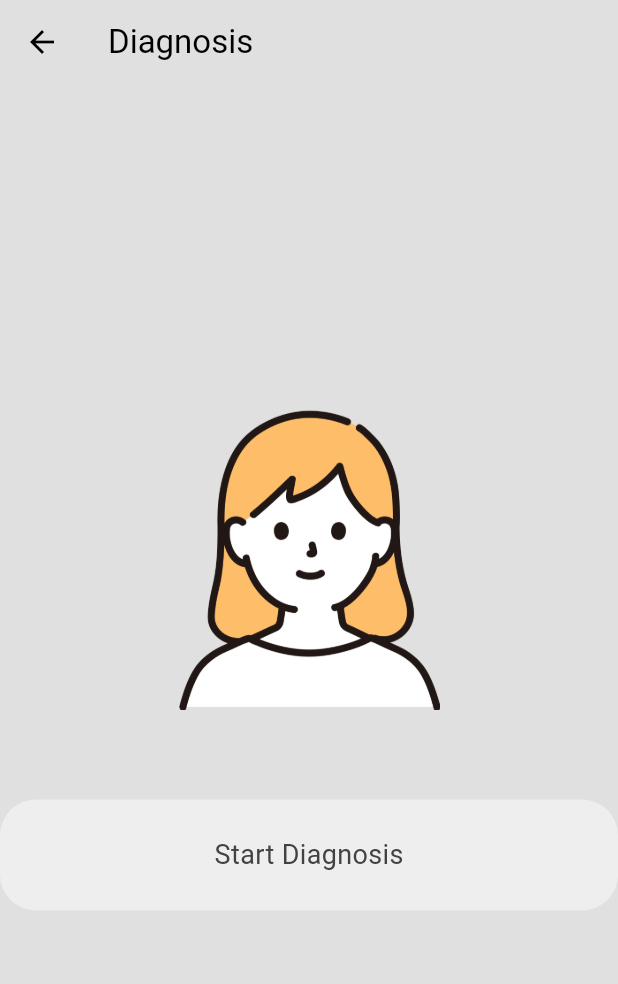
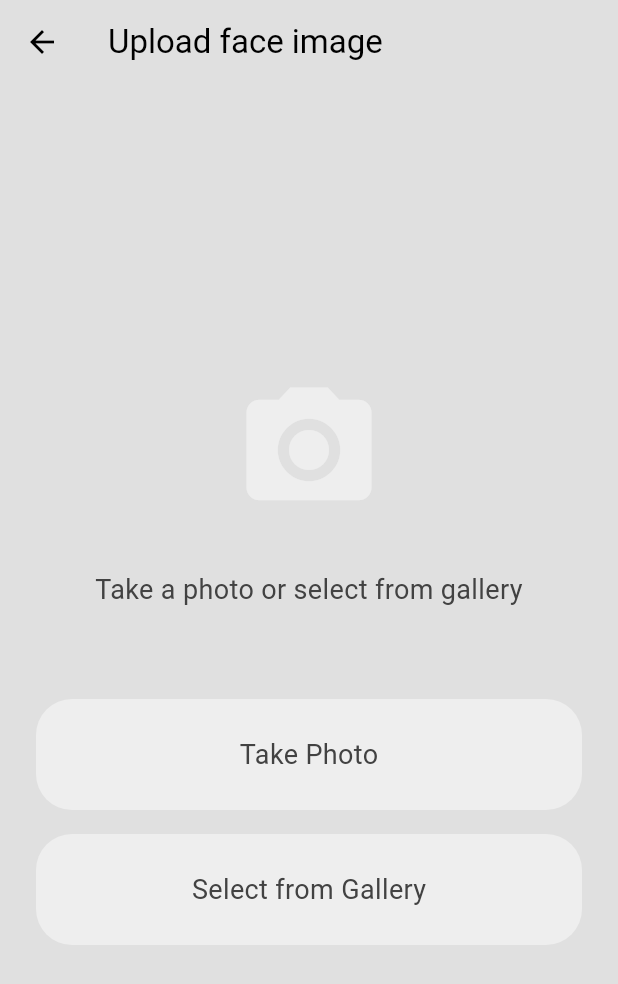
Before and after one commit to Shivansh722/reme, a Flutter app: the DiagnosisView screen opened directly, after a tap on "Start Diagnosis", on a phone screen of 412 x 824 dp. Shown: the top 984 px of the screen. Run offline on Flutter 3.47's test engine with Material 3 defaults, Android fonts, the phone set to English and light mode, and no system bars; our stand-ins replace firebase_auth, firebase_core, google_sign_in, image_picker, permission_handler; missing offline and left inert: flutter_line_sdk; accounts and stored records are empty.

Commit message:
feat: camera permission for diagnosis and image picker integrated

```diff
--- /dev/null
+++ b/reme/lib/src/features/diagnosis/views/cameraScreen.dart
@@ -0,0 +1,160 @@
+import 'dart:io';
+import 'package:flutter/material.dart';
+import 'package:image_picker/image_picker.dart';
+import 'package:permission_handler/permission_handler.dart';
+import 'package:reme/src/widgets/customButton.dart';
+
+class CameraScreen extends StatefulWidget {
+  const CameraScreen({super.key});
+
+  @override
+  State<CameraScreen> createState() => _CameraScreenState();
+}
+
+class _CameraScreenState extends State<CameraScreen> {
+  File? _image;
+  final ImagePicker _picker = ImagePicker();
+
+  Future<void> _requestPermissions() async {
+    Map<Permission, PermissionStatus> statuses = await [
+      Permission.camera,
+      Permission.photos,
+    ].request();
+
+    if (statuses[Permission.camera] != PermissionStatus.granted ||
+        statuses[Permission.photos] != PermissionStatus.granted) {
+      // Handle permission denied
+      ScaffoldMessenger.of(context).showSnackBar(
+        const SnackBar(
+          content: Text('Camera and gallery permissions are required'),
+        ),
+      );
+    }
+  }
+
+  Future<void> _takePicture() async {
+    await _requestPermissions();
+
+    final XFile? photo = await _picker.pickImage(source: ImageSource.camera);
+    if (photo != null) {
+      setState(() {
+        _image = File(photo.path);
+      });
+      _showImagePreview();
+    }
+  }
+
+  Future<void> _pickFromGallery() async {
+    await _requestPermissions();
+
+    final XFile? image = await _picker.pickImage(source: ImageSource.gallery);
+    if (image != null) {
+      setState(() {
+        _image = File(image.path);
+      });
+      _showImagePreview();
+    }
+  }
+
+  void _showImagePreview() {
+    if (_image == null) return;
+
+    showDialog(
+      context: context,
+      builder: (context) => AlertDialog(
+        title: const Text('Image Preview'),
+        content: Column(
+          mainAxisSize: MainAxisSize.min,
+          children: [
+            Image.file(
+              _image!,
+              height: 300,
+              width: 300,
+              fit: BoxFit.cover,
+            ),
+            const SizedBox(height: 16),
+            const Text('Would you like to use this image for diagnosis?'),
+          ],
+        ),
+        actions: [
+          TextButton(
+            onPressed: () {
+              Navigator.of(context).pop();
+              // Clear the selected image
+              setState(() {
+                _image = null;
+              });
+            },
+            child: const Text('Cancel'),
+          ),
+          TextButton(
+            onPressed: () {
+              Navigator.of(context).pop();
+              // Proceed with the selected image
+              // Here you would typically send the image for processing
+              _processImage();
+            },
+            child: const Text('Proceed'),
+          ),
+        ],
+      ),
+    );
+  }
+
+  void _processImage() {
+    // This is where you would send the image for processing
+    // For now, just show a snackbar indicating success
+    ScaffoldMessenger.of(context).showSnackBar(
+      const SnackBar(
+        content: Text('Image processing started...'),
+        duration: Duration(seconds: 2),
+      ),
+    );
+
+    // In a real app, you might navigate to a results screen
+    // or show a loading indicator while the image is processed
+  }
+
+  @override
+  Widget build(BuildContext context) {
+    return Scaffold(
+      backgroundColor: Theme.of(context).colorScheme.background,
+      appBar: AppBar(
+        title: const Text('Upload face image'),
+        backgroundColor: Colors.transparent,
+        elevation: 0,
+      ),
+      body: Center(
+        child: Padding(
+          padding: const EdgeInsets.symmetric(horizontal: 24.0),
+          child: Column(
+            mainAxisAlignment: MainAxisAlignment.center,
+            children: [
+              Icon(
+                Icons.camera_alt,
+                size: 100,
+                color: Theme.of(context).colorScheme.primary,
+              ),
+              const SizedBox(height: 30),
+              const Text(
+                'Take a photo or select from gallery',
+                style: TextStyle(fontSize: 18),
+                textAlign: TextAlign.center,
+              ),
+              const SizedBox(height: 60),
+              Custombutton(
+                text: 'Take Photo',
+                onTap: _takePicture,
+              ),
+              const SizedBox(height: 16),
+              Custombutton(
+                text: 'Select from Gallery',
+                onTap: _pickFromGallery,
+              ),
+            ],
+          ),
+        ),
+      ),
+    );
+  }
+}
--- a/reme/lib/src/features/diagnosis/views/diagnosisView.dart
+++ b/reme/lib/src/features/diagnosis/views/diagnosisView.dart
@@ -1,23 +1,19 @@
 import 'package:flutter/material.dart';
 import 'package:reme/src/widgets/customButton.dart';
+import 'package:reme/src/features/diagnosis/views/cameraScreen.dart';
 
 class DiagnosisView extends StatelessWidget {
   const DiagnosisView({super.key});
 
-
-  // // Method to handle camera diagnosis
-  // void cameraDiagnosis() {
-  //   // For now, this is a placeholder for camera functionality
-  //   // You should create a CameraScreen widget and import it
-  //   debugPrint('Opening camera for diagnosis');
-
-  //   // Navigate to camera screen
-  //   Navigator.of(context).push(
-  //     MaterialPageRoute(
-  //     builder: (context) => const CameraScreen(), // Create this widget
-  //     ),
-  //   );
-  // }
+  // Method to handle camera diagnosis
+  void cameraDiagnosis(BuildContext context) {
+    // Navigate to camera screen
+    Navigator.of(context).push(
+      MaterialPageRoute(
+        builder: (context) => const CameraScreen(),
+      ),
+    );
+  }
 
   @override
   Widget build(BuildContext context) {
@@ -28,7 +24,9 @@ class DiagnosisView extends StatelessWidget {
         backgroundColor: Colors.transparent,
         elevation: 0,
       ),
-      body: Center(
+      body: Stack(
+        children: [
+          Center(
             child: Column(
               mainAxisAlignment: MainAxisAlignment.center,
               children: [
@@ -38,10 +36,24 @@ class DiagnosisView extends StatelessWidget {
                   height: 200,
                 ),
                 const SizedBox(height: 60),
-
-          Custombutton(text: 'Start Diagnosis', onTap:() {} )
               ],
             ),
+          ),
+          Positioned(
+            bottom: 40,
+            left: 0,
+            right: 0,
+            child: Center(
+              child: Padding(
+                padding: const EdgeInsets.symmetric(horizontal: 20.0),
+                child: Custombutton(
+                  text: 'Start Diagnosis',
+                  onTap: () => cameraDiagnosis(context),
+                ),
+              ),
+            ),
+          ),
+        ],
       ),
     );
   }
--- a/reme/pubspec.yaml
+++ b/reme/pubspec.yaml
@@ -38,6 +38,8 @@ dependencies:
   firebase_auth: ^5.5.4
   google_sign_in: ^6.3.0
   flutter_line_sdk: ^2.5.2
+  permission_handler: ^12.0.0+1
+  image_picker: ^1.1.2
 
 dev_dependencies:
   flutter_test:
```
Also changed, not shown: reme/pubspec.lock, 8 other files. Lines whose indentation alone changed are shown as unchanged.
